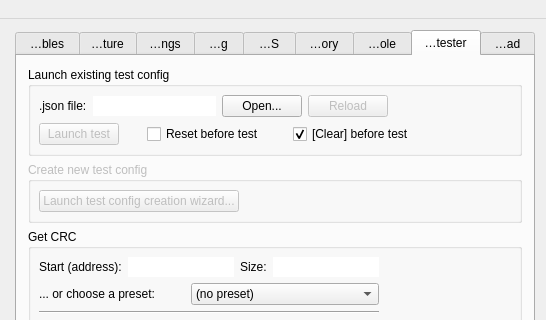
This is gui/qt/mainwindow.ui in CE-Programming/CEmu as Qt 5 draws it before an edit; both pictures show x 442 to 988 and y 0 to 320 of the 988 by 702 pixel window. The edited form follows.
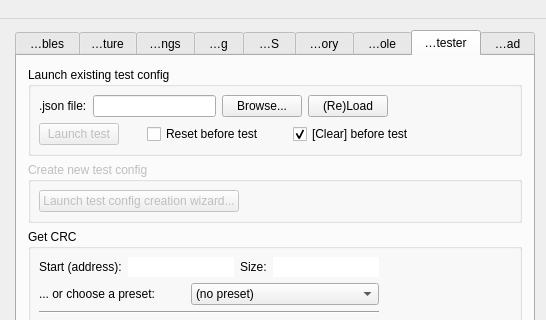
This is the edited form. The open tabs and pages were chosen to show the change. Icons and pictures are not drawn. Custom widgets are drawn as their Qt base class.

Commit message: [Autotester] json path field editable; call step_callback during delay

Diff of the .ui file:
```diff
--- a/gui/qt/mainwindow.ui
+++ b/gui/qt/mainwindow.ui
@@ -6480,14 +6480,7 @@
                 </widget>
                </item>
                <item>
-                <widget class="QLineEdit" name="JSONconfigPath">
-                 <property name="frame">
-                  <bool>false</bool>
-                 </property>
-                 <property name="readOnly">
-                  <bool>true</bool>
-                 </property>
-                </widget>
+                <widget class="QLineEdit" name="JSONconfigPath"/>
                </item>
                <item>
                 <widget class="QPushButton" name="buttonOpenJSONconfig">
@@ -6498,15 +6491,12 @@
                   </sizepolicy>
                  </property>
                  <property name="text">
-                  <string>Open...</string>
+                  <string>Browse...</string>
                  </property>
                 </widget>
                </item>
                <item>
                 <widget class="QPushButton" name="buttonReloadJSONconfig">
-                 <property name="enabled">
-                  <bool>false</bool>
-                 </property>
                  <property name="sizePolicy">
                   <sizepolicy hsizetype="Preferred" vsizetype="Maximum">
                    <horstretch>0</horstretch>
@@ -6514,7 +6504,7 @@
                   </sizepolicy>
                  </property>
                  <property name="text">
-                  <string>Reload</string>
+                  <string>(Re)Load</string>
                  </property>
                 </widget>
                </item>
```
The commit also changes 2 other files.
